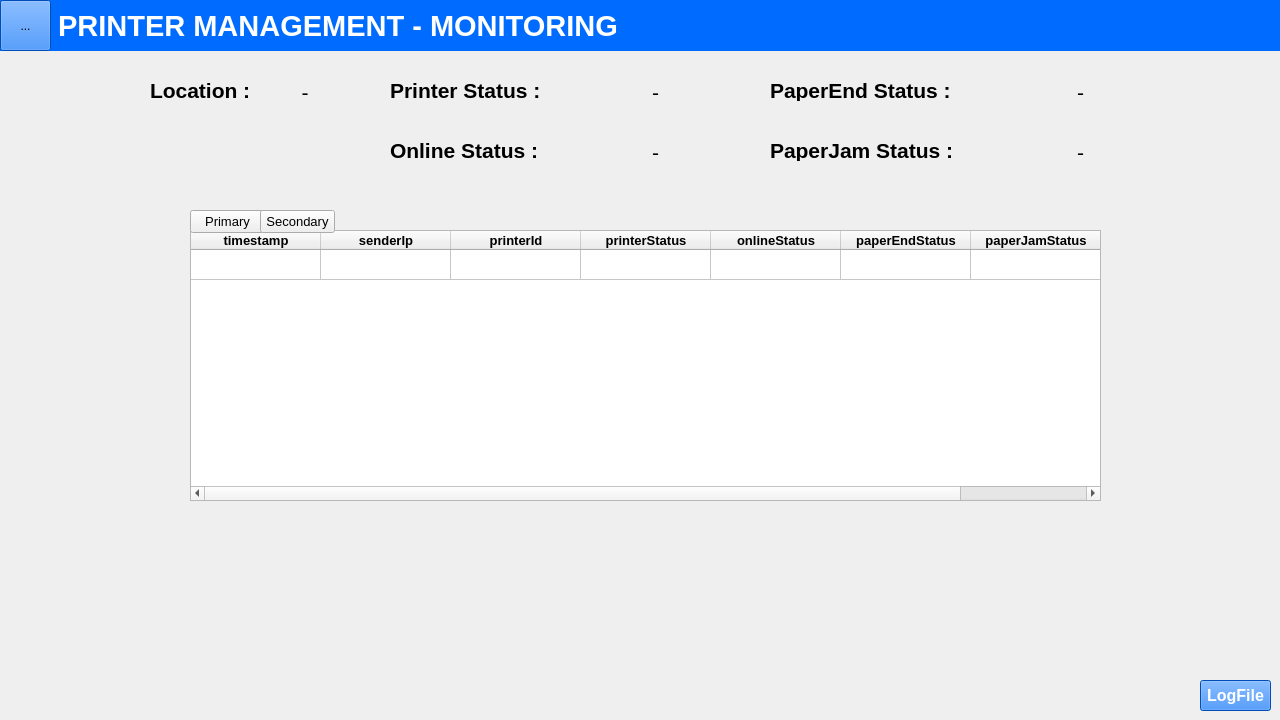
This is Designer/monitoring.ui in ParintonPrarom-148/Printer_Management_Program_For_Automated_Gate_System as Qt 5 draws it before an edit. The edited form follows.
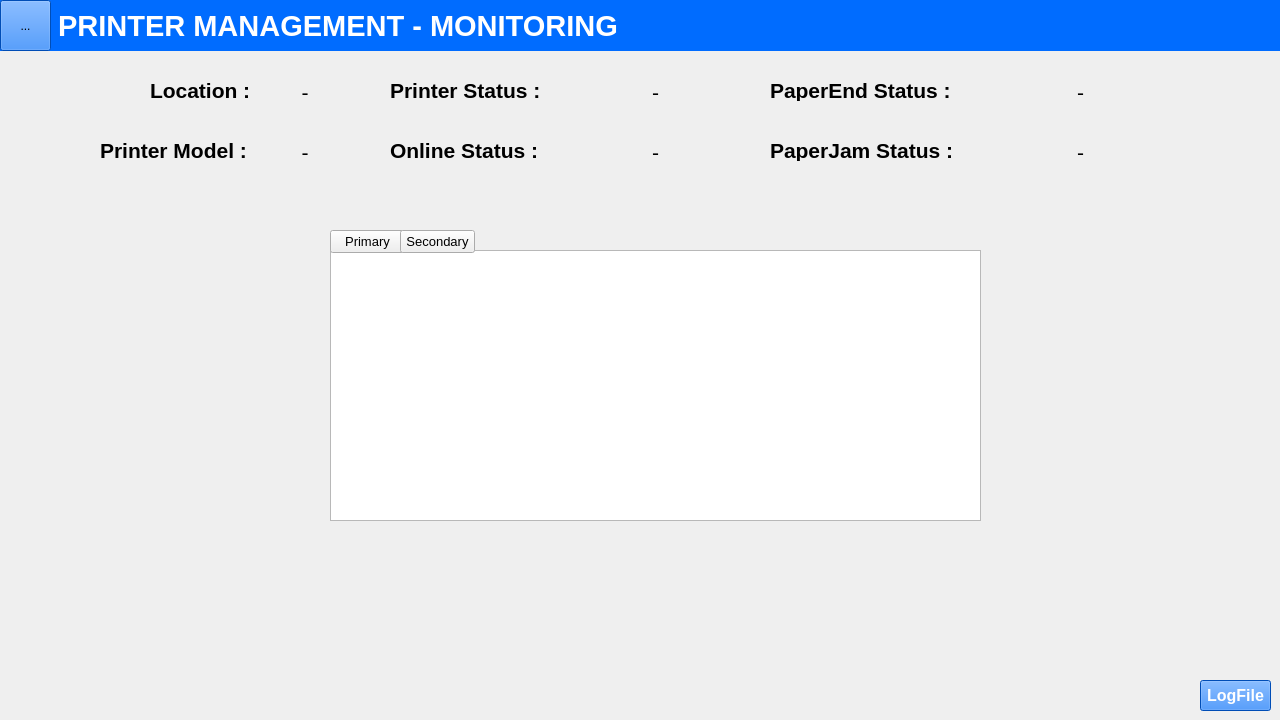
This is the edited form. The open tabs and pages were chosen to show the change. Icons and pictures are not drawn.

What changed in the file:
```diff
--- a/Designer/monitoring.ui
+++ b/Designer/monitoring.ui
@@ -325,9 +325,9 @@
     <widget class="QTableWidget" name="tableLogSecondary">
      <property name="geometry">
       <rect>
-       <x>190</x>
-       <y>0</y>
-       <width>911</width>
+       <x>330</x>
+       <y>20</y>
+       <width>651</width>
        <height>271</height>
       </rect>
      </property>
@@ -390,166 +390,6 @@
        <string>No</string>
       </property>
      </row>
-     <column>
-      <property name="text">
-       <string>timestamp</string>
-      </property>
-      <property name="font">
-       <font>
-        <family>Arial</family>
-        <pointsize>10</pointsize>
-        <weight>75</weight>
-        <bold>true</bold>
-       </font>
-      </property>
-      <property name="textAlignment">
-       <set>AlignCenter</set>
-      </property>
-     </column>
-     <column>
-      <property name="text">
-       <string>senderIp</string>
-      </property>
-      <property name="font">
-       <font>
-        <family>Arial</family>
-        <pointsize>10</pointsize>
-        <weight>75</weight>
-        <bold>true</bold>
-       </font>
-      </property>
-      <property name="textAlignment">
-       <set>AlignCenter</set>
-      </property>
-     </column>
-     <column>
-      <property name="text">
-       <string>printerId</string>
-      </property>
-      <property name="font">
-       <font>
-        <family>Arial</family>
-        <pointsize>10</pointsize>
-        <weight>75</weight>
-        <bold>true</bold>
-       </font>
-      </property>
-      <property name="textAlignment">
-       <set>AlignCenter</set>
-      </property>
-     </column>
-     <column>
-      <property name="text">
-       <string>printerStatus</string>
-      </property>
-      <property name="font">
-       <font>
-        <family>Arial</family>
-        <pointsize>10</pointsize>
-        <weight>75</weight>
-        <bold>true</bold>
-       </font>
-      </property>
-      <property name="textAlignment">
-       <set>AlignCenter</set>
-      </property>
-     </column>
-     <column>
-      <property name="text">
-       <string>onlineStatus</string>
-      </property>
-      <property name="font">
-       <font>
-        <family>Arial</family>
-        <pointsize>10</pointsize>
-        <weight>75</weight>
-        <bold>true</bold>
-       </font>
-      </property>
-      <property name="textAlignment">
-       <set>AlignCenter</set>
-      </property>
-     </column>
-     <column>
-      <property name="text">
-       <string>paperEndStatus</string>
-      </property>
-      <property name="font">
-       <font>
-        <family>Arial</family>
-        <pointsize>10</pointsize>
-        <weight>75</weight>
-        <bold>true</bold>
-       </font>
-      </property>
-      <property name="textAlignment">
-       <set>AlignCenter</set>
-      </property>
-     </column>
-     <column>
-      <property name="text">
-       <string>paperJamStatus</string>
-      </property>
-      <property name="font">
-       <font>
-        <family>Arial</family>
-        <pointsize>10</pointsize>
-        <weight>75</weight>
-        <bold>true</bold>
-       </font>
-      </property>
-      <property name="textAlignment">
-       <set>AlignCenter</set>
-      </property>
-     </column>
-     <item row="0" column="0">
-      <property name="text">
-       <string/>
-      </property>
-      <property name="textAlignment">
-       <set>AlignCenter</set>
-      </property>
-     </item>
-     <item row="0" column="1">
-      <property name="text">
-       <string/>
-      </property>
-      <property name="textAlignment">
-       <set>AlignCenter</set>
-      </property>
-     </item>
-     <item row="0" column="2">
-      <property name="text">
-       <string/>
-      </property>
-      <property name="textAlignment">
-       <set>AlignCenter</set>
-      </property>
-     </item>
-     <item row="0" column="3">
-      <property name="text">
-       <string/>
-      </property>
-      <property name="textAlignment">
-       <set>AlignCenter</set>
-      </property>
-     </item>
-     <item row="0" column="4">
-      <property name="text">
-       <string/>
-      </property>
-      <property name="textAlignment">
-       <set>AlignCenter</set>
-      </property>
-     </item>
-     <item row="0" column="5">
-      <property name="text">
-       <string/>
-      </property>
-      <property name="textAlignment">
-       <set>AlignCenter</set>
-      </property>
-     </item>
     </widget>
     <widget class="QPushButton" name="btnLogFileSecondary">
      <property name="geometry">
@@ -576,30 +416,6 @@
       <string>LogFile</string>
      </property>
     </widget>
-    <widget class="QLabel" name="lb_information">
-     <property name="geometry">
-      <rect>
-       <x>-150</x>
-       <y>380</y>
-       <width>1261</width>
-       <height>41</height>
-      </rect>
-     </property>
-     <property name="font">
-      <font>
-       <family>Arial</family>
-       <pointsize>20</pointsize>
-       <weight>75</weight>
-       <bold>true</bold>
-      </font>
-     </property>
-     <property name="text">
-      <string/>
-     </property>
-     <property name="alignment">
-      <set>Qt::AlignCenter</set>
-     </property>
-    </widget>
    </widget>
   </widget>
   <widget class="QLabel" name="lbLocation">
@@ -693,8 +509,8 @@
   <widget class="QPushButton" name="btnShowSecondaryTable">
    <property name="geometry">
     <rect>
-     <x>260</x>
-     <y>210</y>
+     <x>400</x>
+     <y>230</y>
      <width>75</width>
      <height>23</height>
     </rect>
@@ -735,8 +551,8 @@
   <widget class="QPushButton" name="btnShowPrimaryTable">
    <property name="geometry">
     <rect>
-     <x>190</x>
-     <y>210</y>
+     <x>330</x>
+     <y>230</y>
      <width>75</width>
      <height>23</height>
     </rect>
@@ -804,6 +620,48 @@
     <string> PRINTER MANAGEMENT - MONITORING</string>
    </property>
   </widget>
+  <widget class="QLabel" name="lbPrinterModel">
+   <property name="geometry">
+    <rect>
+     <x>100</x>
+     <y>140</y>
+     <width>151</width>
+     <height>21</height>
+    </rect>
+   </property>
+   <property name="font">
+    <font>
+     <family>Arial</family>
+     <pointsize>16</pointsize>
+     <weight>75</weight>
+     <bold>true</bold>
+    </font>
+   </property>
+   <property name="text">
+    <string>Printer Model :</string>
+   </property>
+  </widget>
+  <widget class="QLabel" name="PrinterModel">
+   <property name="geometry">
+    <rect>
+     <x>250</x>
+     <y>140</y>
+     <width>110</width>
+     <height>25</height>
+    </rect>
+   </property>
+   <property name="font">
+    <font>
+     <pointsize>16</pointsize>
+    </font>
+   </property>
+   <property name="text">
+    <string>-</string>
+   </property>
+   <property name="alignment">
+    <set>Qt::AlignCenter</set>
+   </property>
+  </widget>
   <widget class="QLabel" name="lbOnlineStatus">
    <property name="geometry">
     <rect>
@@ -888,6 +746,30 @@
     <set>Qt::AlignCenter</set>
    </property>
   </widget>
+  <widget class="QLabel" name="lb_information">
+   <property name="geometry">
+    <rect>
+     <x>0</x>
+     <y>180</y>
+     <width>1281</width>
+     <height>41</height>
+    </rect>
+   </property>
+   <property name="font">
+    <font>
+     <family>Arial</family>
+     <pointsize>20</pointsize>
+     <weight>75</weight>
+     <bold>true</bold>
+    </font>
+   </property>
+   <property name="text">
+    <string/>
+   </property>
+   <property name="alignment">
+    <set>Qt::AlignCenter</set>
+   </property>
+  </widget>
   <zorder>lbPaperStatus</zorder>
   <zorder>lbPrinterStatus</zorder>
   <zorder>stackedWidget</zorder>
```
Left out of the diff: 169 changed lines with no effect on the pictures.
